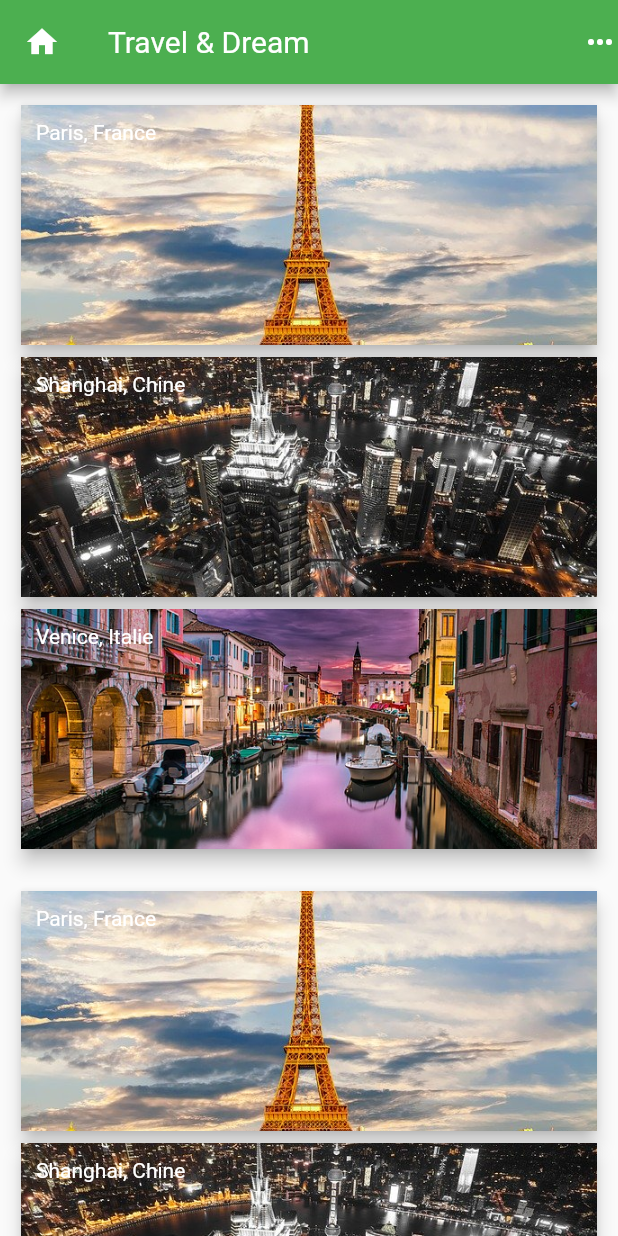
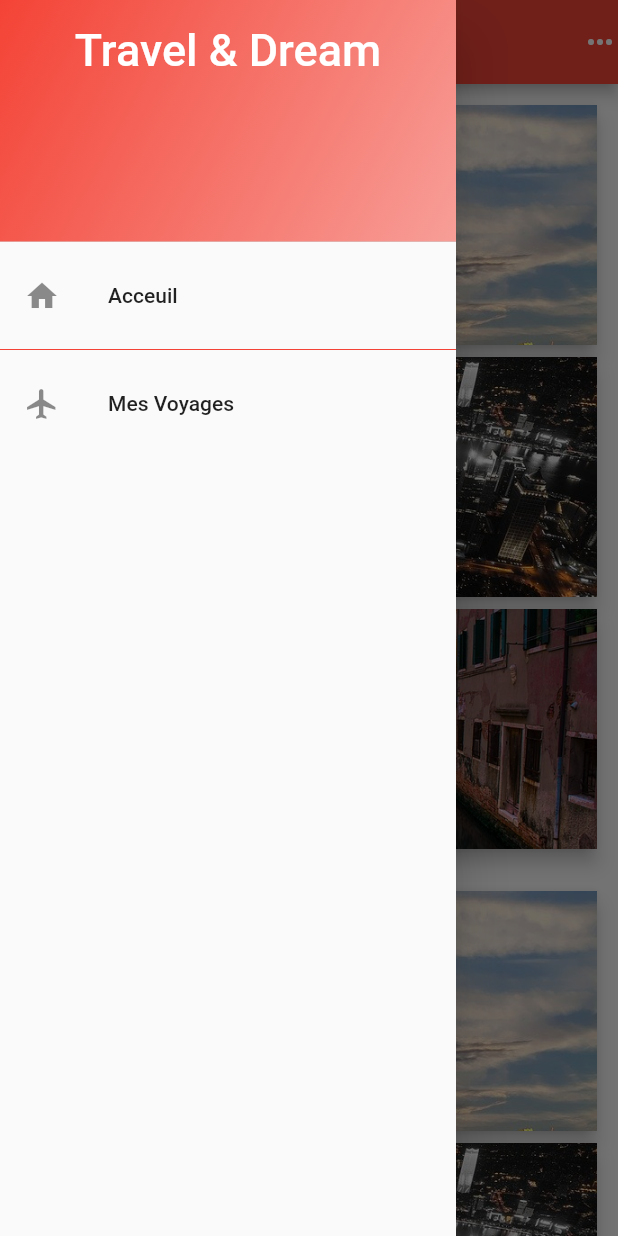
Before and after one commit to bleaz01/agence_de_voyage, a Flutter app: the screen it shows after launch, with the side drawer open (before the commit the screen has no drawer), on a phone screen of 412 x 824 dp. Run offline on Flutter 3.47's test engine with Material 2 defaults, Android fonts, the phone set to English and light mode, and no system bars; Roboto replaces fonts that are missing (Schyler).

Commit message:
add new function "showDialog and drawer + save data"

```diff
--- a/agences_voyage/lib/main.dart
+++ b/agences_voyage/lib/main.dart
@@ -14,7 +14,7 @@ class MyApp extends StatelessWidget {
           false, // debugShowCheckedModeBanner:  la banier de debug
       title: 'voyages',
       theme: ThemeData(
-        primarySwatch: Colors.green,
+        primarySwatch: Colors.red,
         appBarTheme: AppBarTheme(
           textTheme: ThemeData.light().textTheme.copyWith(
                 title: TextStyle(
--- a/agences_voyage/lib/views/city/widgets/activity_card.dart
+++ b/agences_voyage/lib/views/city/widgets/activity_card.dart
@@ -1,5 +1,4 @@
 import 'package:flutter/material.dart';
-import '../../../main.dart';
 import '../../../models/activity.model.dart';
 
 class ActivityCard extends StatelessWidget {
--- a/agences_voyage/lib/views/home/Home_view.dart
+++ b/agences_voyage/lib/views/home/Home_view.dart
@@ -1,7 +1,10 @@
+import 'package:agences_voyage/views/city/city_view.dart';
+import 'package:agences_voyage/views/widgets/drawer.dart';
 import 'package:flutter/material.dart';
 
 import './widget/city_card.dart';
 import '../../models/city_model.dart';
+import '../widgets/drawer.dart';
 
 class Home extends StatefulWidget {
   static String routName = '/';
@@ -44,10 +47,10 @@ class _HomeState extends State<Home> {
   Widget build(BuildContext context) {
     return Scaffold(
         appBar: AppBar(
-          leading: Icon(Icons.home),
           title: Text('Travel & Dream'),
           actions: <Widget>[Icon(Icons.more_horiz)],
         ),
+        drawer: MyDrawer(),
         body: ListView.builder(
           itemBuilder: (context, index) {
             return Container(
--- /dev/null
+++ b/agences_voyage/lib/views/widgets/drawer.dart
@@ -0,0 +1,50 @@
+import 'package:flutter/material.dart';
+import '../home/Home_view.dart';
+
+class MyDrawer extends StatelessWidget {
+  @override
+  Widget build(BuildContext context) {
+    return Drawer(
+      child: ListView(
+        children: <Widget>[
+          DrawerHeader(
+            child: Text(
+              'Travel & Dream',
+              style: TextStyle(fontSize: 30, color: Colors.white),
+              textDirection: TextDirection.ltr,
+              textAlign: TextAlign.center,
+            ),
+            decoration: BoxDecoration(
+              gradient: LinearGradient(
+                colors: [
+                  Theme.of(context).primaryColor,
+                  Theme.of(context).primaryColor.withOpacity(0.5),
+                ],
+                begin: Alignment.topLeft,
+                end: Alignment.bottomRight,
+              ),
+            ),
+          ),
+          ListTile(
+            leading: Icon(Icons.home),
+            title: Text('Acceuil'),
+            onTap: () {
+              Navigator.pushNamed(context, Home.routName);
+            },
+          ),
+          Divider(
+            color: Colors
+                .red, //Divider est une methode pour mettre une barre de séparation entre les éléments
+          ),
+          ListTile(
+            leading: Icon(Icons.flight),
+            title: Text('Mes Voyages'),
+            onTap: () {
+              Navigator.pushNamed(context, Home.routName);
+            },
+          ),
+        ],
+      ),
+    );
+  }
+}
```
Also changed, not shown: agences_voyage/lib/views/city/city_view.dart (+58 -11 lines), agences_voyage/lib/views/city/widgets/trip_activity_list.dart (+7 -0 lines).
